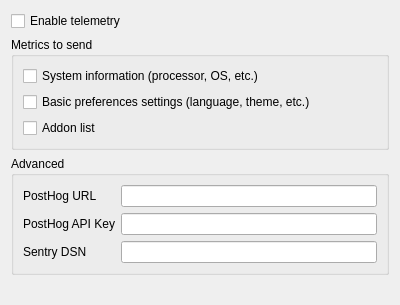
This is Resources/panels/preferences.ui in FreeCAD/FreeCAD-Telemetry as Qt 5 draws it before an edit. The edited form follows.
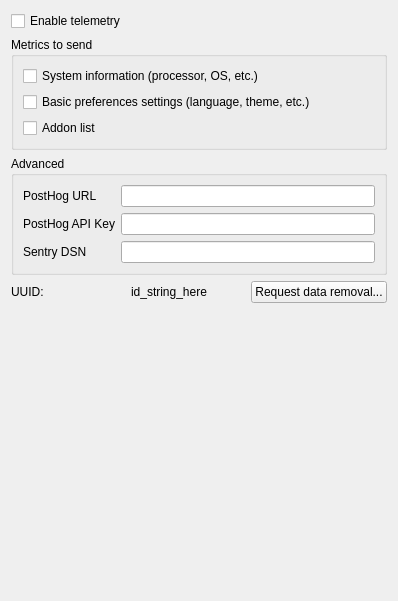
This is the edited form. Custom widgets are drawn as their Qt base class.

Commit message: Migrate to persistent UUID

The edit to the form file:
```diff
--- a/Resources/panels/preferences.ui
+++ b/Resources/panels/preferences.ui
@@ -6,8 +6,8 @@
    <rect>
     <x>0</x>
     <y>0</y>
-    <width>400</width>
-    <height>305</height>
+    <width>398</width>
+    <height>601</height>
    </rect>
   </property>
   <property name="windowTitle">
@@ -140,6 +140,40 @@
      </layout>
     </widget>
    </item>
+   <item>
+    <layout class="QHBoxLayout" name="horizontalLayout">
+     <item>
+      <widget class="QLabel" name="uuid_field_label">
+       <property name="toolTip">
+        <string notr="true"/>
+       </property>
+       <property name="text">
+        <string notr="true">UUID: </string>
+       </property>
+      </widget>
+     </item>
+     <item>
+      <widget class="QLabel" name="uuid_label">
+       <property name="toolTip">
+        <string>This is your unique identifier. You will need it to request that your data be removed from our database.</string>
+       </property>
+       <property name="text">
+        <string>id_string_here</string>
+       </property>
+       <property name="textInteractionFlags">
+        <set>Qt::TextInteractionFlag::LinksAccessibleByMouse|Qt::TextInteractionFlag::TextSelectableByMouse</set>
+       </property>
+      </widget>
+     </item>
+     <item>
+      <widget class="QPushButton" name="request_data_removal_pushbutton">
+       <property name="text">
+        <string>Request data removal...</string>
+       </property>
+      </widget>
+     </item>
+    </layout>
+   </item>
    <item>
     <spacer name="verticalSpacer">
      <property name="orientation">
```
Left out of the diff: 2 changed lines with no effect on the pictures. The commit also changes 2 other files.
